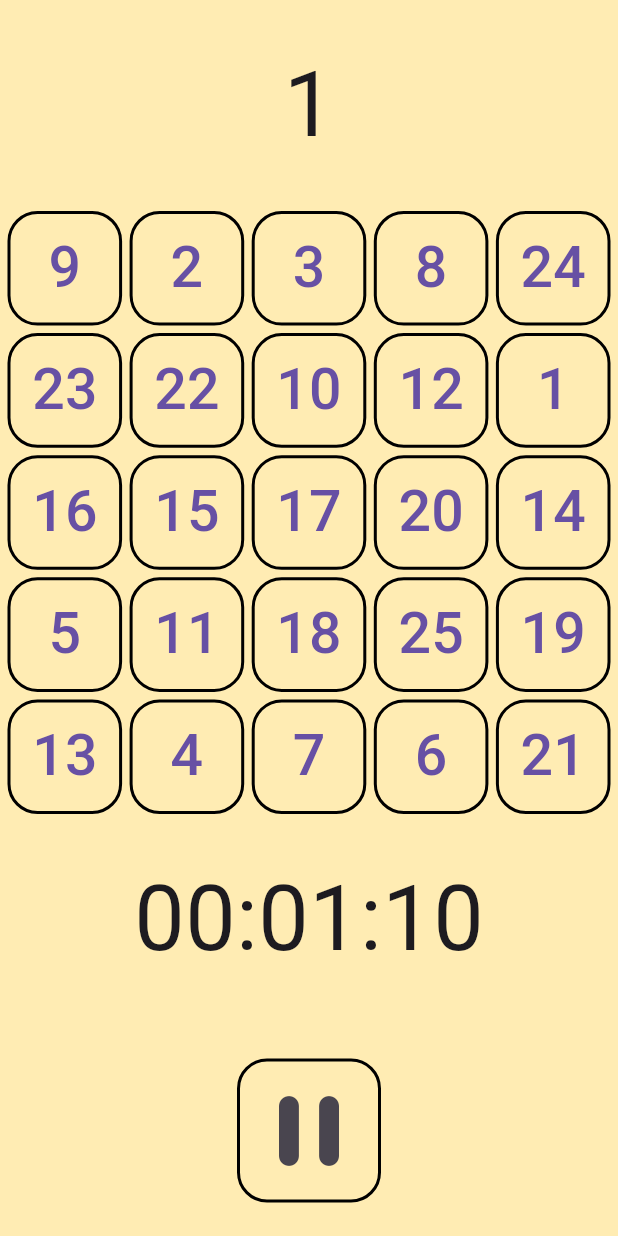
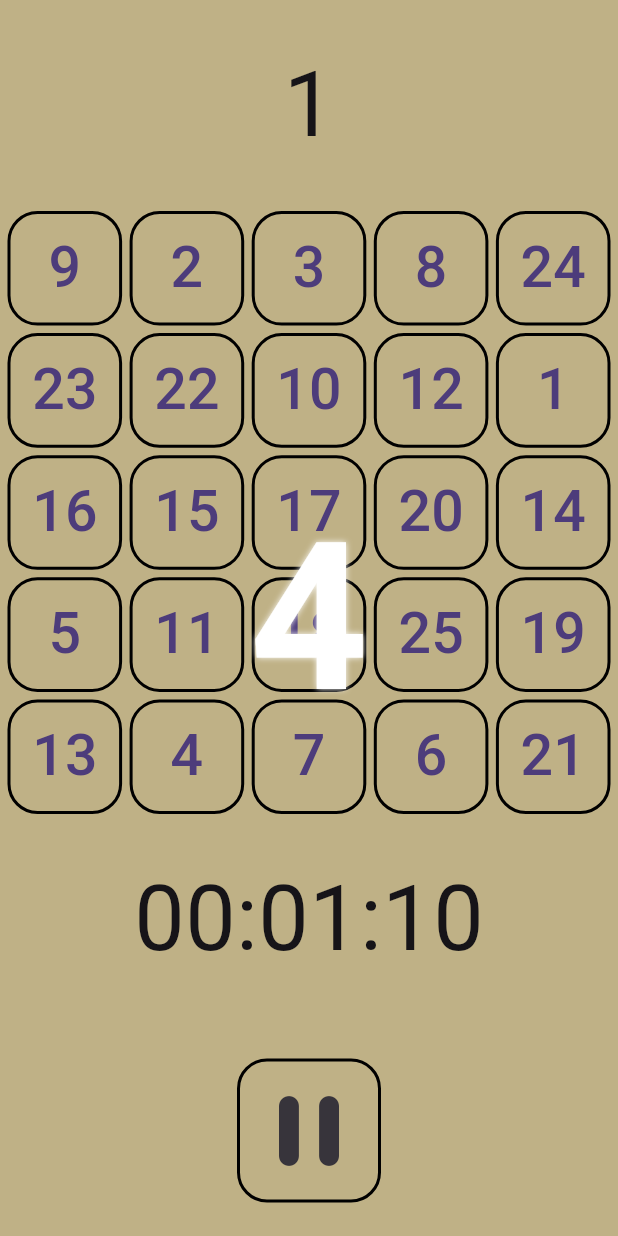
Before and after one commit to leejewon97/1to50, a Flutter app: the screen it shows after launch, after a tap on the "play arrow" icon, on a phone screen of 412 x 824 dp. Run offline on Flutter 3.47's test engine with Material 3 defaults, Android fonts, the phone set to English and light mode, and no system bars; our stand-ins replace shared_preferences.

Commit message:
PlayScreen 뒤로가기 막기 및 CountDown 위젯 추가 play_screen.dart   Duration countdown 추가   Stack 위젯 추가     PopScope 적용     children : [Scaffold, Visibility]       Visibility : countdown이 0보다 크면 Conutdown 위젯 표시 lib/widgets/countdown_widget.dart   countdown 값에 따라 3~1까지 카운트다운     연한 검은색 배경 적용     TextStyle(shadows) 추가       빛나는 숫자 표현 위해 blurRadius 적용
ticker가 countdown을 바꾸고, 그 값에 따라 ticker를 playTime용으로 재할당 하기
소리 넣기

```diff
--- a/lib/screens/play_screen.dart
+++ b/lib/screens/play_screen.dart
@@ -1,6 +1,7 @@
 import 'package:flutter/material.dart';
 import 'package:flutter/scheduler.dart';
 import 'package:one_to_fifty/services/play_service.dart';
+import 'package:one_to_fifty/widgets/countdown_widget.dart';
 import 'package:one_to_fifty/widgets/end_dialog_widget.dart';
 import 'package:one_to_fifty/widgets/number_buttons_builder_widget.dart';
 import 'package:one_to_fifty/widgets/when_paused_dialog_widget.dart';
@@ -31,6 +32,7 @@ class _PlayScreenState extends State<PlayScreen> {
   late Ticker ticker;
   Duration playTime = Duration.zero;
   Duration pausedTime = Duration.zero;
+  Duration countdown = const Duration(seconds: 4);
 
   List<String> recordTimes = [];
 
@@ -114,7 +116,12 @@ class _PlayScreenState extends State<PlayScreen> {
 
   @override
   Widget build(BuildContext context) {
-    return Scaffold(
+    return PopScope(
+      canPop: false,
+      child: Stack(
+        alignment: Alignment.center,
+        children: [
+          Scaffold(
             backgroundColor: Colors.amber[100],
             body: Column(
               children: [
@@ -167,6 +174,13 @@ class _PlayScreenState extends State<PlayScreen> {
                 ),
               ],
             ),
+          ),
+          Visibility(
+            visible: countdown.inSeconds > 0,
+            child: Conutdown(countdown: countdown),
+          ),
+        ],
+      ),
     );
   }
 }
--- /dev/null
+++ b/lib/widgets/countdown_widget.dart
@@ -0,0 +1,37 @@
+import 'package:flutter/material.dart';
+
+class Conutdown extends StatelessWidget {
+  const Conutdown({
+    super.key,
+    required this.countdown,
+  });
+
+  final Duration countdown;
+
+  @override
+  Widget build(BuildContext context) {
+    return LayoutBuilder(
+      builder: (context, constraints) {
+        return Scaffold(
+          backgroundColor: Colors.black.withOpacity(0.25),
+          body: Center(
+            child: Text(
+              '${countdown.inSeconds}',
+              style: TextStyle(
+                fontSize: constraints.maxWidth / 3,
+                color: Colors.white,
+                fontWeight: FontWeight.bold,
+                shadows: const [
+                  Shadow(
+                    color: Colors.white,
+                    blurRadius: 5,
+                  ),
+                ],
+              ),
+            ),
+          ),
+        );
+      },
+    );
+  }
+}
```
Lines whose indentation alone changed are shown as unchanged.
